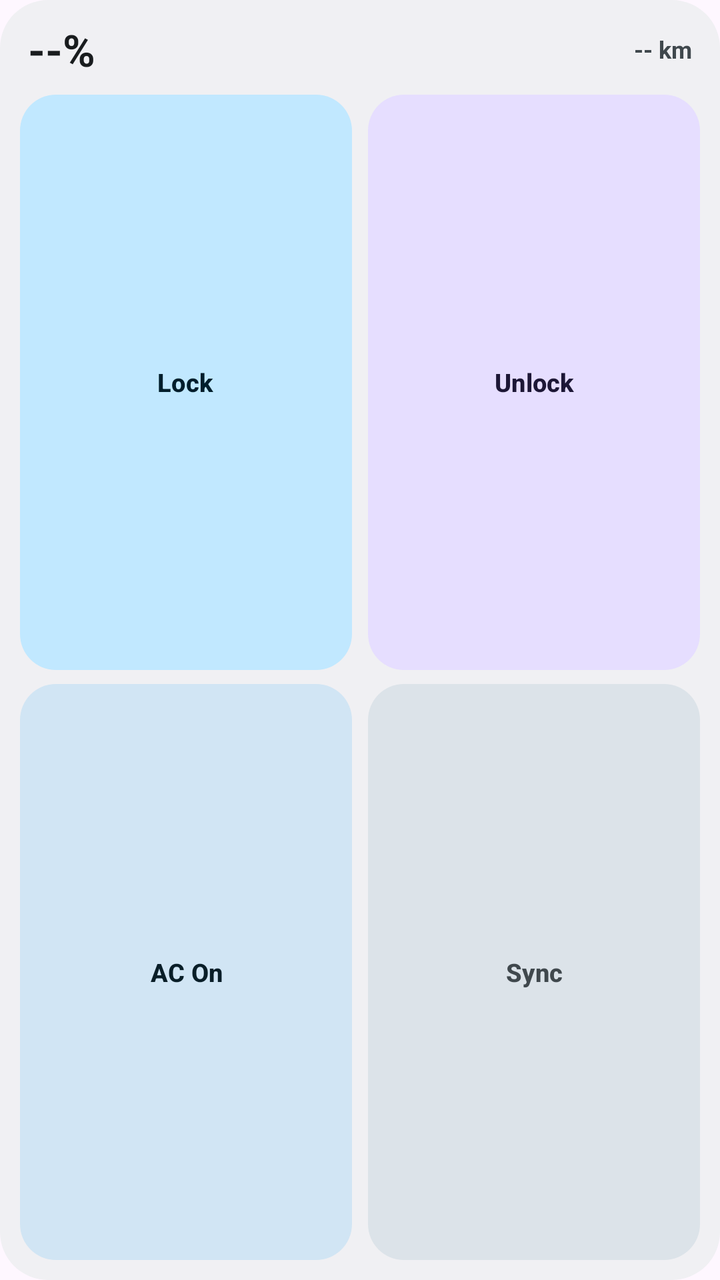
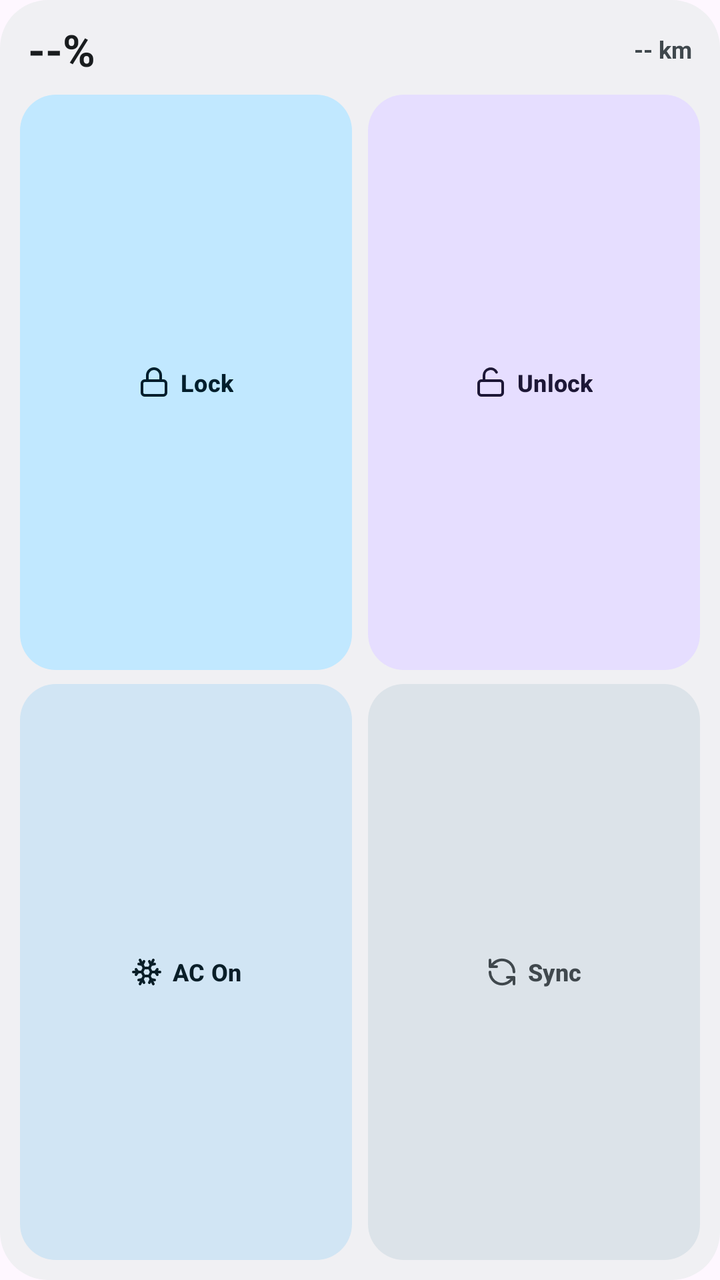

Compare the two renders of this Android layout. The source of the first and the diff that turns it into the second are given below.
<!-- AndroidManifest.xml: application theme Theme.BydWatch -->
<!-- res/layout/widget_vehicle_2x2.xml -->
<?xml version="1.0" encoding="utf-8"?>
<LinearLayout xmlns:android="http://schemas.android.com/apk/res/android"
    android:id="@+id/widgetRoot"
    android:layout_width="match_parent"
    android:layout_height="match_parent"
    android:background="@drawable/bg_widget_card"
    android:orientation="vertical"
    android:padding="10dp">

    
    <LinearLayout
        android:id="@+id/widgetHeader"
        android:layout_width="match_parent"
        android:layout_height="wrap_content"
        android:layout_marginBottom="8dp"
        android:gravity="center_vertical"
        android:orientation="horizontal"
        android:paddingHorizontal="4dp">

        <TextView
            android:id="@+id/tvWidgetSoc"
            android:layout_width="wrap_content"
            android:layout_height="wrap_content"
            android:text="--%"
            android:textColor="@color/widget_on_surface"
            android:textSize="22sp"
            android:textStyle="bold" />

        <TextView
            android:id="@+id/tvWidgetRange"
            android:layout_width="0dp"
            android:layout_height="wrap_content"
            android:layout_marginStart="8dp"
            android:layout_weight="1"
            android:ellipsize="end"
            android:gravity="end"
            android:maxLines="2"
            android:text="-- km"
            android:textColor="@color/widget_on_surface_variant"
            android:textSize="12sp"
            android:textStyle="bold" />
    </LinearLayout>

    
    <LinearLayout
        android:layout_width="match_parent"
        android:layout_height="0dp"
        android:layout_weight="1"
        android:orientation="horizontal">

        <LinearLayout
            android:id="@+id/tileWidgetLock"
            android:layout_width="0dp"
            android:layout_height="match_parent"
            android:layout_marginEnd="4dp"
            android:layout_weight="1"
            android:background="@drawable/bg_widget_btn_primary"
            android:gravity="center"
            android:orientation="horizontal"
            android:paddingHorizontal="6dp">

            <Button
                android:id="@+id/btnWidgetLock"
                android:layout_width="wrap_content"
                android:layout_height="wrap_content"
                android:background="@android:color/transparent"
                android:drawablePadding="5dp"
                android:drawableStart="@drawable/ic_widget_lock_sm"
                android:gravity="center"
                android:minWidth="0dp"
                android:minHeight="0dp"
                android:padding="0dp"
                android:stateListAnimator="@null"
                android:text="Lock"
                android:textAllCaps="false"
                android:textColor="@color/widget_on_primary_container"
                android:textSize="12.5sp"
                android:textStyle="bold" />
        </LinearLayout>

        <LinearLayout
            android:id="@+id/tileWidgetUnlock"
            android:layout_width="0dp"
            android:layout_height="match_parent"
            android:layout_marginStart="4dp"
            android:layout_weight="1"
            android:background="@drawable/bg_widget_btn_tertiary"
            android:gravity="center"
            android:orientation="horizontal"
            android:paddingHorizontal="6dp">

            <Button
                android:id="@+id/btnWidgetUnlock"
                android:layout_width="wrap_content"
                android:layout_height="wrap_content"
                android:background="@android:color/transparent"
                android:drawablePadding="5dp"
                android:drawableStart="@drawable/ic_widget_unlock_sm"
                android:gravity="center"
                android:minWidth="0dp"
                android:minHeight="0dp"
                android:padding="0dp"
                android:stateListAnimator="@null"
                android:text="Unlock"
                android:textAllCaps="false"
                android:textColor="@color/widget_on_tertiary_container"
                android:textSize="12.5sp"
                android:textStyle="bold" />
        </LinearLayout>
    </LinearLayout>

    
    <LinearLayout
        android:layout_width="match_parent"
        android:layout_height="0dp"
        android:layout_marginTop="7dp"
        android:layout_weight="1"
        android:orientation="horizontal">

        <LinearLayout
            android:id="@+id/tileWidgetAc"
            android:layout_width="0dp"
            android:layout_height="match_parent"
            android:layout_marginEnd="4dp"
            android:layout_weight="1"
            android:background="@drawable/bg_widget_btn_secondary"
            android:gravity="center"
            android:orientation="horizontal"
            android:paddingHorizontal="6dp">

            <Button
                android:id="@+id/btnWidgetAc"
                android:layout_width="wrap_content"
                android:layout_height="wrap_content"
                android:background="@android:color/transparent"
                android:drawablePadding="5dp"
                android:drawableStart="@drawable/ic_widget_ac_sm"
                android:gravity="center"
                android:minWidth="0dp"
                android:minHeight="0dp"
                android:padding="0dp"
                android:stateListAnimator="@null"
                android:text="AC On"
                android:textAllCaps="false"
                android:textColor="@color/widget_on_secondary_container"
                android:textSize="12.5sp"
                android:textStyle="bold" />
        </LinearLayout>

        <LinearLayout
            android:id="@+id/tileWidgetRefresh"
            android:layout_width="0dp"
            android:layout_height="match_parent"
            android:layout_marginStart="4dp"
            android:layout_weight="1"
            android:background="@drawable/bg_widget_btn_tonal"
            android:gravity="center"
            android:orientation="horizontal"
            android:paddingHorizontal="6dp">

            <Button
                android:id="@+id/btnWidgetRefresh"
                android:layout_width="wrap_content"
                android:layout_height="wrap_content"
                android:background="@android:color/transparent"
                android:drawablePadding="5dp"
                android:drawableStart="@drawable/ic_widget_sync_sm"
                android:gravity="center"
                android:minWidth="0dp"
                android:minHeight="0dp"
                android:padding="0dp"
                android:stateListAnimator="@null"
                android:text="Sync"
                android:textAllCaps="false"
                android:textColor="@color/widget_on_surface_variant"
                android:textSize="12.5sp"
                android:textStyle="bold" />
        </LinearLayout>
    </LinearLayout>
</LinearLayout>
<!-- resources referenced by this layout -->
<resources>
  <color name="widget_on_primary_container">#002114</color>
  <color name="widget_on_surface">#181D1A</color>
  <color name="widget_on_surface_variant">#414944</color>
  <color name="widget_on_tertiary_container">#2B1700</color>
  <!-- drawable ic_widget_ac_sm (drawable) -->
  <?xml version="1.0" encoding="utf-8"?>
  <vector xmlns:android="http://schemas.android.com/apk/res/android"
      android:width="16dp"
      android:height="16dp"
      android:viewportWidth="24"
      android:viewportHeight="24">
      <path
          android:fillColor="@android:color/transparent"
          android:strokeColor="@color/widget_on_secondary_container"
          android:strokeLineCap="round"
          android:strokeLineJoin="round"
          android:strokeWidth="2.1"
          android:pathData="M10,20l-1.25,-2.5L6,18 M10,4L8.75,6.5L6,6 M14,20l1.25,-2.5L18,18 M14,4l1.25,2.5L18,6 M17,21l-3,-6h-4 M17,3l-3,6l1.5,3 M2,12h6.5L10,9 M20,10l-1.5,2l1.5,2 M22,12h-6.5L14,15 M4,10l1.5,2L4,14 M7,21l3,-6l-1.5,-3 M7,3l3,6h4" />
  </vector>
  <!-- drawable ic_widget_lock_sm (drawable) -->
  <?xml version="1.0" encoding="utf-8"?>
  <vector xmlns:android="http://schemas.android.com/apk/res/android"
      android:width="16dp"
      android:height="16dp"
      android:viewportWidth="24"
      android:viewportHeight="24">
      <path
          android:fillColor="@android:color/transparent"
          android:strokeColor="@color/widget_on_primary_container"
          android:strokeLineCap="round"
          android:strokeLineJoin="round"
          android:strokeWidth="2.1"
          android:pathData="M5,11 H19 A2,2 0 0 1 21,13 V20 A2,2 0 0 1 19,22 H5 A2,2 0 0 1 3,20 V13 A2,2 0 0 1 5,11 Z" />
      <path
          android:fillColor="@android:color/transparent"
          android:strokeColor="@color/widget_on_primary_container"
          android:strokeLineCap="round"
          android:strokeLineJoin="round"
          android:strokeWidth="2.1"
          android:pathData="M7,11V7a5,5 0 0,1 10,0v4" />
  </vector>
  <!-- drawable ic_widget_sync_sm (drawable) -->
  <?xml version="1.0" encoding="utf-8"?>
  <vector xmlns:android="http://schemas.android.com/apk/res/android"
      android:width="16dp"
      android:height="16dp"
      android:viewportWidth="24"
      android:viewportHeight="24">
      <path
          android:fillColor="@android:color/transparent"
          android:strokeColor="@color/widget_on_surface_variant"
          android:strokeLineCap="round"
          android:strokeLineJoin="round"
          android:strokeWidth="2.1"
          android:pathData="M3,12a9,9 0 0,1 9,-9 9.75,9.75 0 0,1 6.74,2.74L21,8 M21,3v5h-5 M21,12a9,9 0 0,1 -9,9 9.75,9.75 0 0,1 -6.74,-2.74L3,16 M8,16H3v5" />
  </vector>
  <!-- drawable ic_widget_unlock_sm (drawable) -->
  <?xml version="1.0" encoding="utf-8"?>
  <vector xmlns:android="http://schemas.android.com/apk/res/android"
      android:width="16dp"
      android:height="16dp"
      android:viewportWidth="24"
      android:viewportHeight="24">
      <path
          android:fillColor="@android:color/transparent"
          android:strokeColor="@color/widget_on_tertiary_container"
          android:strokeLineCap="round"
          android:strokeLineJoin="round"
          android:strokeWidth="2.1"
          android:pathData="M5,11 H19 A2,2 0 0 1 21,13 V20 A2,2 0 0 1 19,22 H5 A2,2 0 0 1 3,20 V13 A2,2 0 0 1 5,11 Z" />
      <path
          android:fillColor="@android:color/transparent"
          android:strokeColor="@color/widget_on_tertiary_container"
          android:strokeLineCap="round"
          android:strokeLineJoin="round"
          android:strokeWidth="2.1"
          android:pathData="M7,11V7a5,5 0 0,1 9.9,-1" />
  </vector>
  <color name="widget_primary_container">#9FF2CE</color>
  <color name="widget_secondary_container">#CBE6FF</color>
  <color name="widget_tertiary_container">#FFE0B2</color>
  <color name="widget_surface_variant">#E3EBE6</color>
  <color name="widget_surface">#F3F7F4</color>
  <color name="accent_emerald">#006C4C</color>
  <color name="bg_obsidian">#F6F8F7</color>
  <color name="accent_cyan">#00658E</color>
  <!-- unchanged entries left out for length: 8 -->
</resources>

<!-- the commit's change to res/layout/widget_vehicle_2x2.xml (unified diff, before → after) -->
@@ -59,14 +59,23 @@
             android:orientation="horizontal"
             android:paddingHorizontal="6dp">
 
+            <ImageView
+                android:id="@+id/ivWidgetLock"
+                android:layout_width="16dp"
+                android:layout_height="16dp"
+                android:layout_marginEnd="5dp"
+                android:importantForAccessibility="no"
+                android:src="@drawable/ic_slot_lock"
+                android:tint="@color/widget_on_primary_container" />
+
             <Button
                 android:id="@+id/btnWidgetLock"
                 android:layout_width="wrap_content"
                 android:layout_height="wrap_content"
                 android:background="@android:color/transparent"
-                android:drawablePadding="5dp"
-                android:drawableStart="@drawable/ic_widget_lock_sm"
-                android:gravity="center"
+                android:ellipsize="end"
+                android:gravity="center"
+                android:maxLines="1"
                 android:minWidth="0dp"
                 android:minHeight="0dp"
                 android:padding="0dp"
@@ -74,7 +83,7 @@
                 android:text="Lock"
                 android:textAllCaps="false"
                 android:textColor="@color/widget_on_primary_container"
-                android:textSize="12.5sp"
+                android:textSize="12sp"
                 android:textStyle="bold" />
         </LinearLayout>
 
@@ -89,14 +98,23 @@
             android:orientation="horizontal"
             android:paddingHorizontal="6dp">
 
+            <ImageView
+                android:id="@+id/ivWidgetUnlock"
+                android:layout_width="16dp"
+                android:layout_height="16dp"
+                android:layout_marginEnd="5dp"
+                android:importantForAccessibility="no"
+                android:src="@drawable/ic_slot_unlock"
+                android:tint="@color/widget_on_tertiary_container" />
+
             <Button
                 android:id="@+id/btnWidgetUnlock"
                 android:layout_width="wrap_content"
                 android:layout_height="wrap_content"
                 android:background="@android:color/transparent"
-                android:drawablePadding="5dp"
-                android:drawableStart="@drawable/ic_widget_unlock_sm"
-                android:gravity="center"
+                android:ellipsize="end"
+                android:gravity="center"
+                android:maxLines="1"
                 android:minWidth="0dp"
                 android:minHeight="0dp"
                 android:padding="0dp"
@@ -104,7 +122,7 @@
                 android:text="Unlock"
                 android:textAllCaps="false"
                 android:textColor="@color/widget_on_tertiary_container"
-                android:textSize="12.5sp"
+                android:textSize="12sp"
                 android:textStyle="bold" />
         </LinearLayout>
     </LinearLayout>
@@ -128,14 +146,23 @@
             android:orientation="horizontal"
             android:paddingHorizontal="6dp">
 
+            <ImageView
+                android:id="@+id/ivWidgetAc"
+                android:layout_width="16dp"
+                android:layout_height="16dp"
+                android:layout_marginEnd="5dp"
+                android:importantForAccessibility="no"
+                android:src="@drawable/ic_slot_ac"
+                android:tint="@color/widget_on_secondary_container" />
+
             <Button
                 android:id="@+id/btnWidgetAc"
                 android:layout_width="wrap_content"
                 android:layout_height="wrap_content"
                 android:background="@android:color/transparent"
-                android:drawablePadding="5dp"
-                android:drawableStart="@drawable/ic_widget_ac_sm"
-                android:gravity="center"
+                android:ellipsize="end"
+                android:gravity="center"
+                android:maxLines="1"
                 android:minWidth="0dp"
                 android:minHeight="0dp"
                 android:padding="0dp"
@@ -143,7 +170,7 @@
                 android:text="AC On"
                 android:textAllCaps="false"
                 android:textColor="@color/widget_on_secondary_container"
-                android:textSize="12.5sp"
+                android:textSize="12sp"
                 android:textStyle="bold" />
         </LinearLayout>
 
@@ -158,14 +185,23 @@
             android:orientation="horizontal"
             android:paddingHorizontal="6dp">
 
+            <ImageView
+                android:id="@+id/ivWidgetRefresh"
+                android:layout_width="16dp"
+                android:layout_height="16dp"
+                android:layout_marginEnd="5dp"
+                android:importantForAccessibility="no"
+                android:src="@drawable/ic_slot_sync"
+                android:tint="@color/widget_on_surface_variant" />
+
             <Button
                 android:id="@+id/btnWidgetRefresh"
                 android:layout_width="wrap_content"
                 android:layout_height="wrap_content"
                 android:background="@android:color/transparent"
-                android:drawablePadding="5dp"
-                android:drawableStart="@drawable/ic_widget_sync_sm"
-                android:gravity="center"
+                android:ellipsize="end"
+                android:gravity="center"
+                android:maxLines="1"
                 android:minWidth="0dp"
                 android:minHeight="0dp"
                 android:padding="0dp"
@@ -173,7 +209,7 @@
                 android:text="Sync"
                 android:textAllCaps="false"
                 android:textColor="@color/widget_on_surface_variant"
-                android:textSize="12.5sp"
+                android:textSize="12sp"
                 android:textStyle="bold" />
         </LinearLayout>
     </LinearLayout>
<!-- resource entries referenced after the edit -->
@@ -4,79 +4,79 @@
   <color name="widget_on_surface">#181D1A</color>
   <color name="widget_on_surface_variant">#414944</color>
   <color name="widget_on_tertiary_container">#2B1700</color>
-  <!-- drawable ic_widget_ac_sm (drawable) -->
+  <!-- drawable ic_slot_ac (drawable) -->
   <?xml version="1.0" encoding="utf-8"?>
   <vector xmlns:android="http://schemas.android.com/apk/res/android"
-      android:width="16dp"
-      android:height="16dp"
+      android:width="24dp"
+      android:height="24dp"
       android:viewportWidth="24"
       android:viewportHeight="24">
       <path
           android:fillColor="@android:color/transparent"
-          android:strokeColor="@color/widget_on_secondary_container"
+          android:strokeColor="#FFFFFF"
           android:strokeLineCap="round"
           android:strokeLineJoin="round"
-          android:strokeWidth="2.1"
+          android:strokeWidth="2"
           android:pathData="M10,20l-1.25,-2.5L6,18 M10,4L8.75,6.5L6,6 M14,20l1.25,-2.5L18,18 M14,4l1.25,2.5L18,6 M17,21l-3,-6h-4 M17,3l-3,6l1.5,3 M2,12h6.5L10,9 M20,10l-1.5,2l1.5,2 M22,12h-6.5L14,15 M4,10l1.5,2L4,14 M7,21l3,-6l-1.5,-3 M7,3l3,6h4" />
   </vector>
-  <!-- drawable ic_widget_lock_sm (drawable) -->
+  <!-- drawable ic_slot_lock (drawable) -->
   <?xml version="1.0" encoding="utf-8"?>
   <vector xmlns:android="http://schemas.android.com/apk/res/android"
-      android:width="16dp"
-      android:height="16dp"
+      android:width="24dp"
+      android:height="24dp"
       android:viewportWidth="24"
       android:viewportHeight="24">
       <path
           android:fillColor="@android:color/transparent"
-          android:strokeColor="@color/widget_on_primary_container"
+          android:strokeColor="#FFFFFF"
           android:strokeLineCap="round"
           android:strokeLineJoin="round"
-          android:strokeWidth="2.1"
+          android:strokeWidth="2"
           android:pathData="M5,11 H19 A2,2 0 0 1 21,13 V20 A2,2 0 0 1 19,22 H5 A2,2 0 0 1 3,20 V13 A2,2 0 0 1 5,11 Z" />
       <path
           android:fillColor="@android:color/transparent"
-          android:strokeColor="@color/widget_on_primary_container"
+          android:strokeColor="#FFFFFF"
           android:strokeLineCap="round"
           android:strokeLineJoin="round"
-          android:strokeWidth="2.1"
+          android:strokeWidth="2"
           android:pathData="M7,11V7a5,5 0 0,1 10,0v4" />
   </vector>
-  <!-- drawable ic_widget_sync_sm (drawable) -->
+  <!-- drawable ic_slot_sync (drawable) -->
   <?xml version="1.0" encoding="utf-8"?>
   <vector xmlns:android="http://schemas.android.com/apk/res/android"
-      android:width="16dp"
-      android:height="16dp"
+      android:width="24dp"
+      android:height="24dp"
       android:viewportWidth="24"
       android:viewportHeight="24">
       <path
           android:fillColor="@android:color/transparent"
-          android:strokeColor="@color/widget_on_surface_variant"
+          android:strokeColor="#FFFFFF"
           android:strokeLineCap="round"
           android:strokeLineJoin="round"
-          android:strokeWidth="2.1"
-          android:pathData="M3,12a9,9 0 0,1 9,-9 9.75,9.75 0 0,1 6.74,2.74L21,8 M21,3v5h-5 M21,12a9,9 0 0,1 -9,9 9.75,9.75 0 0,1 -6.74,-2.74L3,16 M8,16H3v5" />
+          android:strokeWidth="2"
+          android:pathData="M21,12a9,9 0 0,0 -15.5,-6.3L3,8 M3,3v5h5 M3,12a9,9 0 0,0 15.5,6.3L21,16 M21,21v-5h-5" />
   </vector>
-  <!-- drawable ic_widget_unlock_sm (drawable) -->
+  <!-- drawable ic_slot_unlock (drawable) -->
   <?xml version="1.0" encoding="utf-8"?>
   <vector xmlns:android="http://schemas.android.com/apk/res/android"
-      android:width="16dp"
-      android:height="16dp"
+      android:width="24dp"
+      android:height="24dp"
       android:viewportWidth="24"
       android:viewportHeight="24">
       <path
           android:fillColor="@android:color/transparent"
-          android:strokeColor="@color/widget_on_tertiary_container"
+          android:strokeColor="#FFFFFF"
           android:strokeLineCap="round"
           android:strokeLineJoin="round"
-          android:strokeWidth="2.1"
+          android:strokeWidth="2"
           android:pathData="M5,11 H19 A2,2 0 0 1 21,13 V20 A2,2 0 0 1 19,22 H5 A2,2 0 0 1 3,20 V13 A2,2 0 0 1 5,11 Z" />
       <path
           android:fillColor="@android:color/transparent"
-          android:strokeColor="@color/widget_on_tertiary_container"
+          android:strokeColor="#FFFFFF"
           android:strokeLineCap="round"
           android:strokeLineJoin="round"
-          android:strokeWidth="2.1"
-          android:pathData="M7,11V7a5,5 0 0,1 9.9,-1" />
+          android:strokeWidth="2"
+          android:pathData="M7,11V7a5,5 0 0,1 9.4,-2.3" />
   </vector>
   <color name="widget_primary_container">#9FF2CE</color>
   <color name="widget_secondary_container">#CBE6FF</color>
